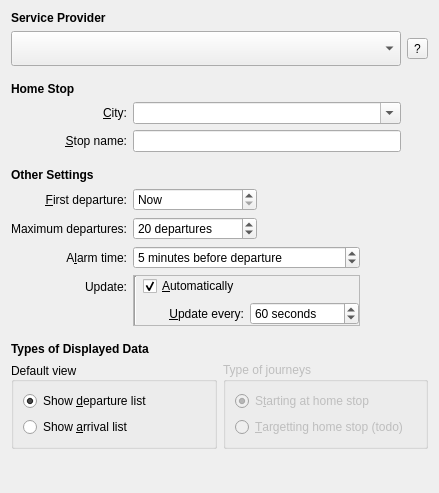
Qt form applet/publicTransportConfig.ui (KDE/publictransport) before a commit.
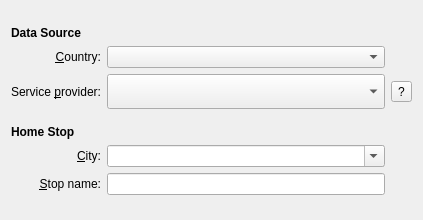
The same form after that commit. Custom widgets are drawn as their Qt base class.

Commit message: XML accessors can now be generated from XML files (accessor info xmls). Improved the config dialog. Added support for austria, slovakia, flight departures (flightstats.com). New vehicle types: Ferry, plane, metro, trolleybus. Added APIDOX documentation. Many fixes.

```diff
--- a/applet/publicTransportConfig.ui
+++ b/applet/publicTransportConfig.ui
@@ -6,8 +6,8 @@
    <rect>
     <x>0</x>
     <y>0</y>
-    <width>439</width>
-    <height>493</height>
+    <width>423</width>
+    <height>220</height>
    </rect>
   </property>
   <property name="sizePolicy">
@@ -20,48 +20,7 @@
    <enum>Qt::LeftToRight</enum>
   </property>
   <layout class="QGridLayout" name="gridLayout">
-   <item row="0" column="0">
-    <widget class="QLabel" name="lblDataSource">
-     <property name="font">
-      <font>
-       <weight>75</weight>
-       <italic>false</italic>
-       <bold>true</bold>
-      </font>
-     </property>
-     <property name="text">
-      <string>Service Provider</string>
-     </property>
-    </widget>
-   </item>
-   <item row="1" column="0" colspan="5">
-    <widget class="KComboBox" name="serviceProvider">
-     <property name="sizePolicy">
-      <sizepolicy hsizetype="Expanding" vsizetype="Fixed">
-       <horstretch>0</horstretch>
-       <verstretch>0</verstretch>
-      </sizepolicy>
-     </property>
-     <property name="minimumSize">
-      <size>
-       <width>0</width>
-       <height>35</height>
-      </size>
-     </property>
-     <property name="whatsThis">
-      <string>&lt;!DOCTYPE HTML PUBLIC &quot;-//W3C//DTD HTML 4.0//EN&quot; &quot;http://www.w3.org/TR/REC-html40/strict.dtd&quot;&gt;
-&lt;html&gt;&lt;head&gt;&lt;meta name=&quot;qrichtext&quot; content=&quot;1&quot; /&gt;&lt;style type=&quot;text/css&quot;&gt;
-p, li { white-space: pre-wrap; }
-&lt;/style&gt;&lt;/head&gt;&lt;body style=&quot; font-family:'FreeSans'; font-size:10pt; font-weight:400; font-style:normal;&quot;&gt;
-&lt;p style=&quot; margin-top:0px; margin-bottom:0px; margin-left:0px; margin-right:0px; -qt-block-indent:0; text-indent:0px;&quot;&gt;Use this to &lt;span style=&quot; font-weight:600;&quot;&gt;choose a service provider&lt;/span&gt;. Different service providers can provide support for different cities or features.&lt;/p&gt;
-&lt;p style=&quot; margin-top:0px; margin-bottom:0px; margin-left:0px; margin-right:0px; -qt-block-indent:0; text-indent:0px;&quot;&gt;To see &lt;span style=&quot; font-weight:600;&quot;&gt;full information&lt;/span&gt; about a service provider click on the info button on the right.&lt;/p&gt;&lt;/body&gt;&lt;/html&gt;</string>
-     </property>
-     <property name="sizeAdjustPolicy">
-      <enum>QComboBox::AdjustToContents</enum>
-     </property>
-    </widget>
-   </item>
-   <item row="2" column="0" colspan="6">
+   <item row="9" column="0" colspan="5">
     <spacer name="verticalSpacer_3">
      <property name="orientation">
       <enum>Qt::Vertical</enum>
@@ -77,7 +36,7 @@
      </property>
     </spacer>
    </item>
-   <item row="3" column="0" colspan="6">
+   <item row="10" column="0" colspan="5">
     <widget class="QLabel" name="lblHomeStop">
      <property name="font">
       <font>
@@ -91,506 +50,7 @@
      </property>
     </widget>
    </item>
-   <item row="4" column="0">
-    <widget class="QLabel" name="lblCity">
-     <property name="text">
-      <string>&amp;City:</string>
-     </property>
-     <property name="alignment">
-      <set>Qt::AlignRight|Qt::AlignTrailing|Qt::AlignVCenter</set>
-     </property>
-     <property name="buddy">
-      <cstring>city</cstring>
-     </property>
-    </widget>
-   </item>
-   <item row="4" column="1" colspan="4">
-    <widget class="KComboBox" name="city">
-     <property name="sizePolicy">
-      <sizepolicy hsizetype="Expanding" vsizetype="Fixed">
-       <horstretch>0</horstretch>
-       <verstretch>0</verstretch>
-      </sizepolicy>
-     </property>
-     <property name="editable">
-      <bool>true</bool>
-     </property>
-    </widget>
-   </item>
-   <item row="5" column="0">
-    <widget class="QLabel" name="lblStop">
-     <property name="text">
-      <string>&amp;Stop name:</string>
-     </property>
-     <property name="alignment">
-      <set>Qt::AlignRight|Qt::AlignTrailing|Qt::AlignVCenter</set>
-     </property>
-     <property name="buddy">
-      <cstring>stop</cstring>
-     </property>
-    </widget>
-   </item>
-   <item row="5" column="1" colspan="4">
-    <widget class="KLineEdit" name="stop">
-     <property name="enabled">
-      <bool>true</bool>
-     </property>
-     <property name="whatsThis">
-      <string>You need to fill in a stop name for which you want to see the departures.
-If the green lamp on the right shines, the stop name is valid and will give you a departure list.</string>
-     </property>
-    </widget>
-   </item>
-   <item row="6" column="0" colspan="6">
-    <spacer name="verticalSpacer_10">
-     <property name="orientation">
-      <enum>Qt::Vertical</enum>
-     </property>
-     <property name="sizeType">
-      <enum>QSizePolicy::Fixed</enum>
-     </property>
-     <property name="sizeHint" stdset="0">
-      <size>
-       <width>64</width>
-       <height>10</height>
-      </size>
-     </property>
-    </spacer>
-   </item>
-   <item row="7" column="0" colspan="6">
-    <widget class="QLabel" name="lblOtherSettings">
-     <property name="font">
-      <font>
-       <weight>75</weight>
-       <italic>false</italic>
-       <bold>true</bold>
-      </font>
-     </property>
-     <property name="text">
-      <string>Other Settings</string>
-     </property>
-    </widget>
-   </item>
-   <item row="8" column="0">
-    <widget class="QLabel" name="lblTimeOfFirstDeparture">
-     <property name="text">
-      <string>&amp;First departure:</string>
-     </property>
-     <property name="alignment">
-      <set>Qt::AlignRight|Qt::AlignTrailing|Qt::AlignVCenter</set>
-     </property>
-     <property name="buddy">
-      <cstring>timeOfFirstDeparture</cstring>
-     </property>
-    </widget>
-   </item>
-   <item row="8" column="1">
-    <widget class="QSpinBox" name="timeOfFirstDeparture">
-     <property name="sizePolicy">
-      <sizepolicy hsizetype="Preferred" vsizetype="Fixed">
-       <horstretch>0</horstretch>
-       <verstretch>0</verstretch>
-      </sizepolicy>
-     </property>
-     <property name="whatsThis">
-      <string>Here you can set the starting time of the departure list. No earlier departures will be shown.</string>
-     </property>
-     <property name="specialValueText">
-      <string>Now</string>
-     </property>
-     <property name="suffix">
-      <string> minutes</string>
-     </property>
-     <property name="prefix">
-      <string>Now + </string>
-     </property>
-    </widget>
-   </item>
-   <item row="8" column="2" colspan="4">
-    <spacer name="horizontalSpacer">
-     <property name="orientation">
-      <enum>Qt::Horizontal</enum>
-     </property>
-     <property name="sizeHint" stdset="0">
-      <size>
-       <width>40</width>
-       <height>20</height>
-      </size>
-     </property>
-    </spacer>
-   </item>
-   <item row="9" column="0">
-    <widget class="QLabel" name="lblMaximalNumberOfDepartures">
-     <property name="text">
-      <string>Maximum departures:</string>
-     </property>
-     <property name="alignment">
-      <set>Qt::AlignRight|Qt::AlignTrailing|Qt::AlignVCenter</set>
-     </property>
-     <property name="buddy">
-      <cstring>maximalNumberOfDepartures</cstring>
-     </property>
-    </widget>
-   </item>
-   <item row="9" column="1">
-    <widget class="QSpinBox" name="maximalNumberOfDepartures">
-     <property name="sizePolicy">
-      <sizepolicy hsizetype="Preferred" vsizetype="Fixed">
-       <horstretch>0</horstretch>
-       <verstretch>0</verstretch>
-      </sizepolicy>
-     </property>
-     <property name="whatsThis">
-      <string>Here you can set how many departures should maximally be shown. It could be less, depending on the service provider.</string>
-     </property>
-     <property name="specialValueText">
-      <string/>
-     </property>
-     <property name="suffix">
-      <string> departures</string>
-     </property>
-     <property name="prefix">
-      <string/>
-     </property>
-     <property name="minimum">
-      <number>1</number>
-     </property>
-     <property name="value">
-      <number>20</number>
-     </property>
-    </widget>
-   </item>
-   <item row="9" column="2" colspan="4">
-    <spacer name="horizontalSpacer_2">
-     <property name="orientation">
-      <enum>Qt::Horizontal</enum>
-     </property>
-     <property name="sizeHint" stdset="0">
-      <size>
-       <width>40</width>
-       <height>20</height>
-      </size>
-     </property>
-    </spacer>
-   </item>
-   <item row="10" column="0">
-    <widget class="QLabel" name="lblAlarmTime">
-     <property name="text">
-      <string>A&amp;larm time:</string>
-     </property>
-     <property name="alignment">
-      <set>Qt::AlignRight|Qt::AlignTrailing|Qt::AlignVCenter</set>
-     </property>
-     <property name="buddy">
-      <cstring>alarmTime</cstring>
-     </property>
-    </widget>
-   </item>
-   <item row="10" column="1" colspan="2">
-    <widget class="QSpinBox" name="alarmTime">
-     <property name="sizePolicy">
-      <sizepolicy hsizetype="Preferred" vsizetype="Fixed">
-       <horstretch>0</horstretch>
-       <verstretch>0</verstretch>
-      </sizepolicy>
-     </property>
-     <property name="minimumSize">
-      <size>
-       <width>190</width>
-       <height>0</height>
-      </size>
-     </property>
-     <property name="whatsThis">
-      <string>Alarms can be set for specific departures / arrivals through the context menu. The alarm will be shown as notification.
-Here you can set when the alarm should be fired, relative to the departure / arrival time.</string>
-     </property>
-     <property name="specialValueText">
-      <string>On depart</string>
-     </property>
-     <property name="suffix">
-      <string> minutes before departure</string>
-     </property>
-     <property name="prefix">
-      <string/>
-     </property>
-     <property name="maximum">
-      <number>255</number>
-     </property>
-     <property name="value">
-      <number>5</number>
-     </property>
-    </widget>
-   </item>
-   <item row="10" column="3" colspan="3">
-    <spacer name="horizontalSpacer_3">
-     <property name="orientation">
-      <enum>Qt::Horizontal</enum>
-     </property>
-     <property name="sizeType">
-      <enum>QSizePolicy::Expanding</enum>
-     </property>
-     <property name="sizeHint" stdset="0">
-      <size>
-       <width>40</width>
-       <height>20</height>
-      </size>
-     </property>
-    </spacer>
-   </item>
-   <item row="11" column="0">
-    <widget class="QLabel" name="lblUpdateAutomatically">
-     <property name="text">
-      <string>Update:</string>
-     </property>
-     <property name="alignment">
-      <set>Qt::AlignRight|Qt::AlignTrailing|Qt::AlignVCenter</set>
-     </property>
-     <property name="buddy">
-      <cstring>updateAutomatically</cstring>
-     </property>
-    </widget>
-   </item>
-   <item row="11" column="1" rowspan="2" colspan="2">
-    <widget class="QFrame" name="frameUpdate">
-     <property name="frameShape">
-      <enum>QFrame::StyledPanel</enum>
-     </property>
-     <property name="frameShadow">
-      <enum>QFrame::Plain</enum>
-     </property>
-     <layout class="QGridLayout" name="gridLayout_4">
-      <property name="margin">
-       <number>0</number>
-      </property>
-      <item row="0" column="1" colspan="3">
-       <widget class="QCheckBox" name="updateAutomatically">
-        <property name="text">
-         <string>&amp;Automatically</string>
-        </property>
-        <property name="checked">
-         <bool>true</bool>
-        </property>
-       </widget>
-      </item>
-      <item row="1" column="2">
-       <widget class="QLabel" name="lblUpdateTimeout">
-        <property name="text">
-         <string>&amp;Update every:</string>
-        </property>
-        <property name="alignment">
-         <set>Qt::AlignRight|Qt::AlignTrailing|Qt::AlignVCenter</set>
-        </property>
-        <property name="buddy">
-         <cstring>updateTimeout</cstring>
-        </property>
-       </widget>
-      </item>
-      <item row="1" column="3">
-       <widget class="KIntSpinBox" name="updateTimeout">
-        <property name="sizePolicy">
-         <sizepolicy hsizetype="Maximum" vsizetype="Fixed">
-          <horstretch>0</horstretch>
-          <verstretch>0</verstretch>
-         </sizepolicy>
-        </property>
-        <property name="suffix">
-         <string> seconds</string>
-        </property>
-        <property name="minimum">
-         <number>30</number>
-        </property>
-        <property name="maximum">
-         <number>99999</number>
-        </property>
-        <property name="value">
-         <number>60</number>
-        </property>
-       </widget>
-      </item>
-      <item row="1" column="1">
-       <spacer name="horizontalSpacer_6">
-        <property name="orientation">
-         <enum>Qt::Horizontal</enum>
-        </property>
-        <property name="sizeType">
-         <enum>QSizePolicy::Preferred</enum>
-        </property>
-        <property name="sizeHint" stdset="0">
-         <size>
-          <width>20</width>
-          <height>20</height>
-         </size>
-        </property>
-       </spacer>
-      </item>
-      <item row="0" column="0" rowspan="2">
-       <widget class="Line" name="line_2">
-        <property name="orientation">
-         <enum>Qt::Vertical</enum>
-        </property>
-       </widget>
-      </item>
-     </layout>
-    </widget>
-   </item>
-   <item row="11" column="3" rowspan="2" colspan="3">
-    <spacer name="horizontalSpacer_5">
-     <property name="orientation">
-      <enum>Qt::Horizontal</enum>
-     </property>
-     <property name="sizeHint" stdset="0">
-      <size>
-       <width>40</width>
-       <height>20</height>
-      </size>
-     </property>
-    </spacer>
-   </item>
-   <item row="13" column="0" colspan="6">
-    <spacer name="verticalSpacer_11">
-     <property name="orientation">
-      <enum>Qt::Vertical</enum>
-     </property>
-     <property name="sizeType">
-      <enum>QSizePolicy::Fixed</enum>
-     </property>
-     <property name="sizeHint" stdset="0">
-      <size>
-       <width>64</width>
-       <height>10</height>
-      </size>
-     </property>
-    </spacer>
-   </item>
-   <item row="14" column="0" colspan="6">
-    <widget class="QLabel" name="lblTypeOfDisplayedData">
-     <property name="font">
-      <font>
-       <weight>75</weight>
-       <italic>false</italic>
-       <bold>true</bold>
-      </font>
-     </property>
-     <property name="text">
-      <string>Types of Displayed Data</string>
-     </property>
-    </widget>
-   </item>
-   <item row="15" column="0" colspan="6">
-    <layout class="QHBoxLayout" name="horizontalLayout_3">
-     <property name="sizeConstraint">
-      <enum>QLayout::SetDefaultConstraint</enum>
-     </property>
-     <property name="topMargin">
-      <number>0</number>
-     </property>
-     <item>
-      <widget class="QGroupBox" name="grpDefaultView">
-       <property name="sizePolicy">
-        <sizepolicy hsizetype="Preferred" vsizetype="Preferred">
-         <horstretch>0</horstretch>
-         <verstretch>0</verstretch>
-        </sizepolicy>
-       </property>
-       <property name="title">
-        <string>Default view</string>
-       </property>
-       <property name="alignment">
-        <set>Qt::AlignLeading|Qt::AlignLeft|Qt::AlignVCenter</set>
-       </property>
-       <property name="flat">
-        <bool>false</bool>
-       </property>
-       <layout class="QGridLayout" name="gridLayout_2">
-        <item row="1" column="1">
-         <widget class="QRadioButton" name="showArrivals">
-          <property name="text">
-           <string>Show &amp;arrival list</string>
-          </property>
-         </widget>
-        </item>
-        <item row="0" column="1">
-         <widget class="QRadioButton" name="showDepartures">
-          <property name="text">
-           <string>Show &amp;departure list</string>
-          </property>
-          <property name="checked">
-           <bool>true</bool>
-          </property>
-         </widget>
-        </item>
-       </layout>
-      </widget>
-     </item>
-     <item>
-      <widget class="QGroupBox" name="grpTypeOfJourneys">
-       <property name="enabled">
-        <bool>false</bool>
-       </property>
-       <property name="sizePolicy">
-        <sizepolicy hsizetype="Preferred" vsizetype="Preferred">
-         <horstretch>0</horstretch>
-         <verstretch>0</verstretch>
-        </sizepolicy>
-       </property>
-       <property name="title">
-        <string>Type of journeys</string>
-       </property>
-       <property name="flat">
-        <bool>false</bool>
-       </property>
-       <property name="checkable">
-        <bool>false</bool>
-       </property>
-       <layout class="QGridLayout" name="gridLayout_3">
-        <item row="0" column="0">
-         <widget class="QRadioButton" name="showJourneysFromHomeStop">
-          <property name="text">
-           <string>S&amp;tarting at home stop</string>
-          </property>
-          <property name="checked">
-           <bool>true</bool>
-          </property>
-         </widget>
-        </item>
-        <item row="1" column="0">
-         <widget class="QRadioButton" name="showJourneysToHomeStop">
-          <property name="enabled">
-           <bool>false</bool>
-          </property>
-          <property name="layoutDirection">
-           <enum>Qt::LeftToRight</enum>
-          </property>
-          <property name="text">
-           <string>&amp;Targetting home stop (todo)</string>
-          </property>
-          <property name="checkable">
-           <bool>true</bool>
-          </property>
-         </widget>
-        </item>
-       </layout>
-      </widget>
-     </item>
-    </layout>
-   </item>
-   <item row="16" column="0">
-    <spacer name="verticalSpacer_6">
-     <property name="orientation">
-      <enum>Qt::Vertical</enum>
-     </property>
-     <property name="sizeType">
-      <enum>QSizePolicy::Expanding</enum>
-     </property>
-     <property name="sizeHint" stdset="0">
-      <size>
-       <width>64</width>
-       <height>0</height>
-      </size>
-     </property>
-    </spacer>
-   </item>
-   <item row="4" column="5" rowspan="2">
+   <item row="11" column="4" rowspan="2">
     <layout class="QVBoxLayout" name="verticalLayout">
      <property name="leftMargin">
       <number>0</number>
@@ -603,7 +63,7 @@
        <property name="sizeHint" stdset="0">
         <size>
          <width>0</width>
-         <height>40</height>
+         <height>0</height>
         </size>
        </property>
       </spacer>
@@ -629,20 +89,176 @@
        <property name="sizeHint" stdset="0">
         <size>
          <width>0</width>
-         <height>40</height>
+         <height>0</height>
         </size>
        </property>
       </spacer>
      </item>
     </layout>
    </item>
-   <item row="1" column="5">
+   <item row="11" column="1" colspan="3">
+    <widget class="KComboBox" name="city">
+     <property name="sizePolicy">
+      <sizepolicy hsizetype="Expanding" vsizetype="Fixed">
+       <horstretch>0</horstretch>
+       <verstretch>0</verstretch>
+      </sizepolicy>
+     </property>
+     <property name="editable">
+      <bool>true</bool>
+     </property>
+    </widget>
+   </item>
+   <item row="12" column="1" colspan="3">
+    <widget class="KLineEdit" name="stop">
+     <property name="enabled">
+      <bool>true</bool>
+     </property>
+     <property name="whatsThis">
+      <string>You need to fill in a stop name for which you want to see the departures.
+If the green lamp on the right shines, the stop name is valid and will give you a departure list.</string>
+     </property>
+    </widget>
+   </item>
+   <item row="11" column="0">
+    <widget class="QLabel" name="lblCity">
+     <property name="text">
+      <string>&amp;City:</string>
+     </property>
+     <property name="alignment">
+      <set>Qt::AlignRight|Qt::AlignTrailing|Qt::AlignVCenter</set>
+     </property>
+     <property name="buddy">
+      <cstring>city</cstring>
+     </property>
+    </widget>
+   </item>
+   <item row="12" column="0">
+    <widget class="QLabel" name="lblStop">
+     <property name="text">
+      <string>&amp;Stop name:</string>
+     </property>
+     <property name="alignment">
+      <set>Qt::AlignRight|Qt::AlignTrailing|Qt::AlignVCenter</set>
+     </property>
+     <property name="buddy">
+      <cstring>stop</cstring>
+     </property>
+    </widget>
+   </item>
+   <item row="13" column="0" colspan="5">
+    <spacer name="verticalSpacer_11">
+     <property name="orientation">
+      <enum>Qt::Vertical</enum>
+     </property>
+     <property name="sizeType">
+      <enum>QSizePolicy::Expanding</enum>
+     </property>
+     <property name="sizeHint" stdset="0">
+      <size>
+       <width>64</width>
+       <height>10</height>
+      </size>
+     </property>
+    </spacer>
+   </item>
+   <item row="7" column="1" colspan="3">
+    <widget class="KComboBox" name="serviceProvider">
+     <property name="sizePolicy">
+      <sizepolicy hsizetype="MinimumExpanding" vsizetype="Fixed">
+       <horstretch>0</horstretch>
+       <verstretch>0</verstretch>
+      </sizepolicy>
+     </property>
+     <property name="minimumSize">
+      <size>
+       <width>0</width>
+       <height>35</height>
+      </size>
+     </property>
+     <property name="whatsThis">
+      <string>&lt;!DOCTYPE HTML PUBLIC &quot;-//W3C//DTD HTML 4.0//EN&quot; &quot;http://www.w3.org/TR/REC-html40/strict.dtd&quot;&gt;
+&lt;html&gt;&lt;head&gt;&lt;meta name=&quot;qrichtext&quot; content=&quot;1&quot; /&gt;&lt;style type=&quot;text/css&quot;&gt;
+p, li { white-space: pre-wrap; }
+&lt;/style&gt;&lt;/head&gt;&lt;body style=&quot; font-family:'FreeSans'; font-size:10pt; font-weight:400; font-style:normal;&quot;&gt;
+&lt;p style=&quot; margin-top:0px; margin-bottom:0px; margin-left:0px; margin-right:0px; -qt-block-indent:0; text-indent:0px;&quot;&gt;Use this to &lt;span style=&quot; font-weight:600;&quot;&gt;choose a service provider&lt;/span&gt;. Different service providers can provide support for different cities or features.&lt;/p&gt;
+&lt;p style=&quot; margin-top:0px; margin-bottom:0px; margin-left:0px; margin-right:0px; -qt-block-indent:0; text-indent:0px;&quot;&gt;To see &lt;span style=&quot; font-weight:600;&quot;&gt;full information&lt;/span&gt; about a service provider click on the info button on the right.&lt;/p&gt;&lt;/body&gt;&lt;/html&gt;</string>
+     </property>
+     <property name="sizeAdjustPolicy">
+      <enum>QComboBox::AdjustToContents</enum>
+     </property>
+    </widget>
+   </item>
+   <item row="7" column="4">
     <widget class="QToolButton" name="btnServiceProviderInfo">
      <property name="text">
       <string>?</string>
      </property>
     </widget>
    </item>
+   <item row="5" column="0">
+    <widget class="QLabel" name="lblLocation">
+     <property name="text">
+      <string>&amp;Country:</string>
+     </property>
+     <property name="alignment">
+      <set>Qt::AlignRight|Qt::AlignTrailing|Qt::AlignVCenter</set>
+     </property>
+     <property name="buddy">
+      <cstring>location</cstring>
+     </property>
+    </widget>
+   </item>
+   <item row="5" column="1" colspan="3">
+    <widget class="QComboBox" name="location">
+     <property name="whatsThis">
+      <string>The location the stop / station / airport is at.</string>
+     </property>
+    </widget>
+   </item>
+   <item row="3" column="0" colspan="5">
+    <widget class="QLabel" name="lblDataSource_2">
+     <property name="font">
+      <font>
+       <weight>75</weight>
+       <italic>false</italic>
+       <bold>true</bold>
+      </font>
+     </property>
+     <property name="text">
+      <string>Data Source</string>
+     </property>
+    </widget>
+   </item>
+   <item row="7" column="0">
+    <widget class="QLabel" name="lblServiceProvider">
+     <property name="text">
+      <string>Service &amp;provider:</string>
+     </property>
+     <property name="alignment">
+      <set>Qt::AlignRight|Qt::AlignTrailing|Qt::AlignVCenter</set>
+     </property>
+     <property name="buddy">
+      <cstring>serviceProvider</cstring>
+     </property>
+    </widget>
+   </item>
+   <item row="2" column="0" colspan="5">
+    <spacer name="verticalSpacer_12">
+     <property name="orientation">
+      <enum>Qt::Vertical</enum>
+     </property>
+     <property name="sizeType">
+      <enum>QSizePolicy::Fixed</enum>
+     </property>
+     <property name="sizeHint" stdset="0">
+      <size>
+       <width>64</width>
+       <height>15</height>
+      </size>
+     </property>
+    </spacer>
+   </item>
   </layout>
  </widget>
  <customwidgets>
@@ -651,11 +267,6 @@
    <extends>QWidget</extends>
    <header>kled.h</header>
   </customwidget>
-  <customwidget>
-   <class>KIntSpinBox</class>
-   <extends>QSpinBox</extends>
-   <header>knuminput.h</header>
-  </customwidget>
   <customwidget>
    <class>KLineEdit</class>
    <extends>QLineEdit</extends>
```
Left out of the diff: 41 changed lines with no effect on the pictures. The commit also changes 33 other files.
